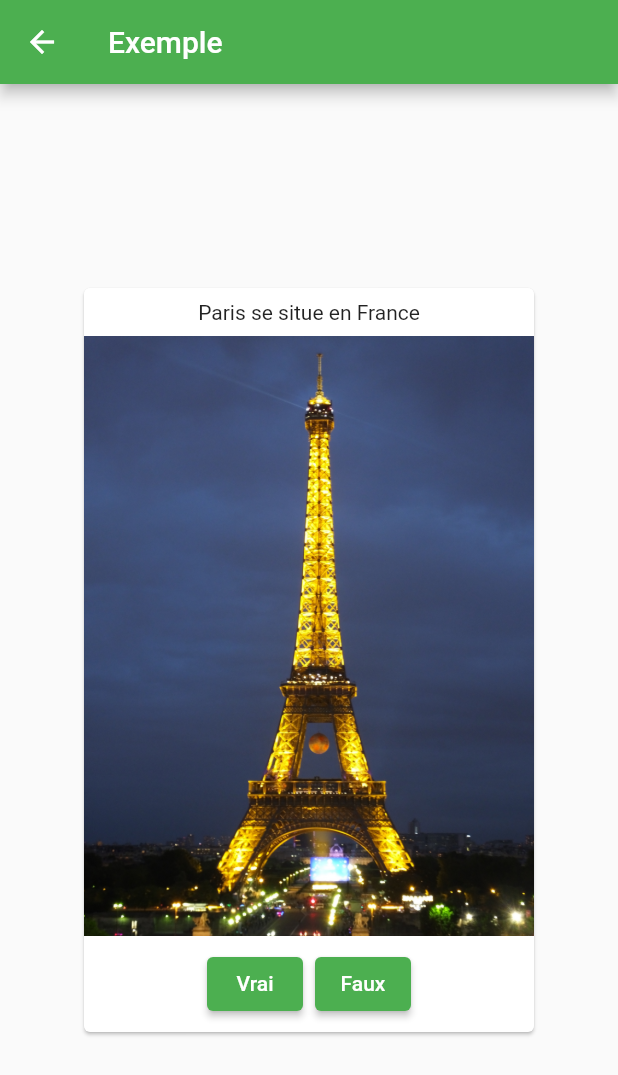
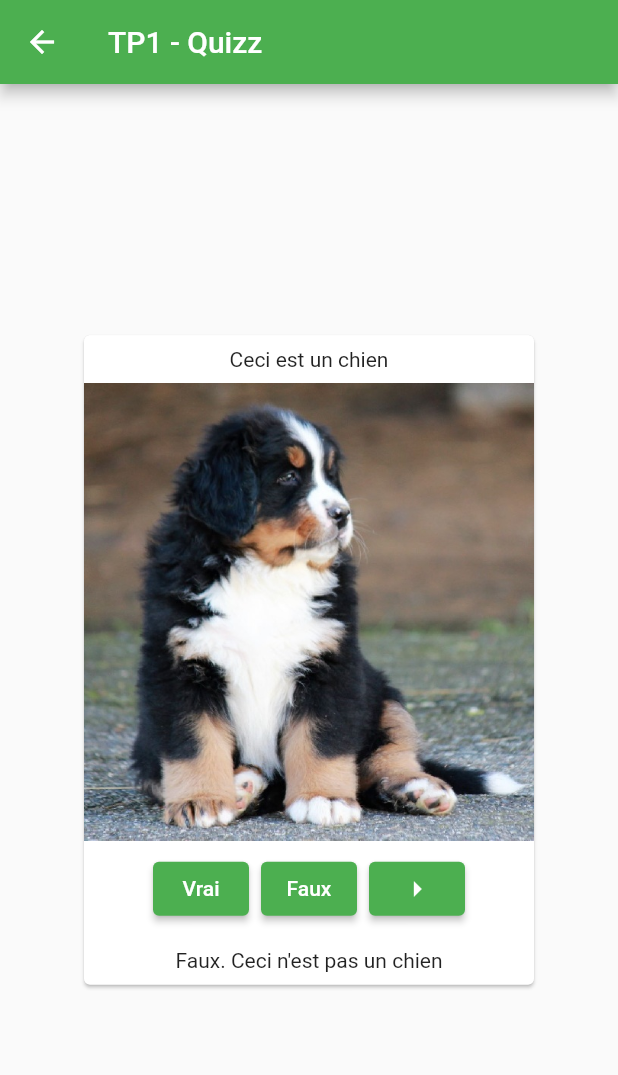
Before and after one commit to engel-arthur/flutter-tp1-interfaces-graphiques, a Flutter app: the QuizPage screen opened by its route, after a tap on "Vrai", after a tap on "Faux", on a phone screen of 412 x 824 dp. Shown: the top 1075 px of the screen. Run offline on Flutter 3.47's test engine with Material 2 defaults, Android fonts, the phone set to English and light mode, and no system bars; network calls fail.

Commit message:
Petites corrections, changement quiz

```diff
--- a/lib/main.dart
+++ b/lib/main.dart
@@ -1,7 +1,7 @@
 import 'package:flutter/material.dart';
 import 'package:tp1_interfaces_graphiques/exercise_selector.dart';
 import 'package:tp1_interfaces_graphiques/profile_card.dart';
-import 'package:tp1_interfaces_graphiques/quizz.dart';
+import 'package:tp1_interfaces_graphiques/quiz.dart';
 
 void main() {
   runApp(const MyApp());
@@ -22,7 +22,7 @@ class MyApp extends StatelessWidget {
       routes: {
         '/': (context) => const ExerciseSelectorPage(),
         '/profile_card': (context) =>
-            const ProfileCardPage(title: 'TP1 - Profile Card'),
+            const ProfileCardPage(),
         '/quiz': (context) => const QuizPage(),
       },
     );
--- a/lib/profile_card.dart
+++ b/lib/profile_card.dart
@@ -1,15 +1,13 @@
 import 'package:flutter/material.dart';
 
 class ProfileCardPage extends StatelessWidget {
-  final String title;
-
-  const ProfileCardPage({Key? key, required this.title}) : super(key: key);
+  const ProfileCardPage({Key? key}) : super(key: key);
 
   @override
   Widget build(BuildContext context) {
     return Scaffold(
       appBar: AppBar(
-        title: Text(title),
+        title: const Text('TP1 - Profile Card'),
       ),
       body: const Padding(
         padding: EdgeInsets.all(8.0),
--- a/lib/quizz.dart
+++ b/lib/quiz.dart
@@ -11,76 +11,92 @@ class _QuizPageState extends State<QuizPage> {
   final questions = [
     Question(
         urlImage: 'assets/images/doudou.jpg',
-        questionText: "Cette photo représente un chien",
-        isCorrect: true),
+        questionText: "Ceci est un chien",
+        isCorrect: false,
+        answerText: "Faux. Ceci n'est pas un chien"),
     Question(
         urlImage: 'assets/images/algebra.jpg',
         questionText: "2+2 font 5",
-        isCorrect: false),
+        isCorrect: true,
+        answerText:
+            "Vrai. En prenant en compte la marge d'erreur, 2+2 font 5."),
     Question(
         urlImage: 'assets/images/eiffel.jpeg',
         questionText: "Paris se situe en France",
-        isCorrect: true)
+        isCorrect: false,
+        answerText: "Faux. Paris Hilton réside en amérique.")
   ];
   int questionIndex = 0;
   int score = 0;
+  bool answered = false;
 
   @override
   Widget build(BuildContext context) {
     return Scaffold(
-        appBar: AppBar(title: const Text('Exemple')),
+        appBar: AppBar(title: const Text('TP1 - Quizz')),
         body: Column(
           mainAxisAlignment: MainAxisAlignment.center,
           children: [
-            Center(child: getNextWidget()),
+            Center(child: _getNextWidget()),
           ],
         ));
   }
 
-  void _onTrueFunction() {
-    if (questions[questionIndex].isCorrect) {
+  void _checkAnswer(bool answer) {
+    if (!answered && questions[questionIndex].isCorrect == answer) {
       setState(() {
         score++;
       });
     }
     setState(() {
-      questionIndex++;
+      answered = true;
     });
   }
 
-  void _onFalseFunction() {
-    if (!questions[questionIndex].isCorrect) {
+  void _incrementQuestionIndex() {
+    if(answered) {
       setState(() {
-        score++;
+        answered = false;
+        questionIndex++;
       });
     }
-    setState(() {
-      questionIndex++;
-    });
   }
 
-  Widget getNextWidget() {
+  Widget _getNextWidget() {
     if (questionIndex < questions.length) {
       return QuestionBox(
-          question: questions[questionIndex],
-          onTrueFunction: _onTrueFunction,
-          onFalseFunction: _onFalseFunction);
+        question: questions[questionIndex],
+        generateQuizElements: _generateQuizElements,
+      );
     } else {
-      return Results(score: score);
+      return ResultsBox(score: score);
     }
+  }
+
+  List<Widget> _generateQuizElements(Question question) {
+    List<Widget> widgets = [
+      PaddedText(text: question.questionText),
+      Image.asset(question.urlImage, width: 300),
+      QuizButtons(
+        checkAnswer: _checkAnswer,
+        incrementQuestionIndex: _incrementQuestionIndex,
+      )
+    ];
+    if(answered) {
+      widgets.add(PaddedText(text: question.answerText));
+    }
+    return widgets;
   }
 }
 
 class QuestionBox extends StatelessWidget {
   final Question question;
-  final Function onTrueFunction;
-  final Function onFalseFunction;
+  final Function generateQuizElements;
 
   const QuestionBox(
       {Key? key,
       required this.question,
-      required this.onTrueFunction,
-      required this.onFalseFunction})
+      required this.generateQuizElements})
       : super(key: key);
 
   @override
@@ -90,13 +106,7 @@ class QuestionBox extends StatelessWidget {
       children: [
         Card(
           child: Column(
-            children: [
-              QuestionText(question: question),
-              Image.asset(question.urlImage, width: 300),
-              TrueFalseButtons(
-                  onTrueFunction: onTrueFunction,
-                  onFalseFunction: onFalseFunction)
-            ],
+            children: generateQuizElements(question)
           ),
         ),
       ],
@@ -108,36 +118,40 @@ class Question {
   String urlImage;
   String questionText;
   bool isCorrect;
+  String answerText;
 
   Question(
       {required this.urlImage,
       required this.questionText,
-      required this.isCorrect});
+      required this.isCorrect,
+      required this.answerText});
 }
 
-class QuestionText extends StatelessWidget {
-  const QuestionText({
+class PaddedText extends StatelessWidget {
+  const PaddedText({
     Key? key,
-    required this.question,
+    required this.text,
   }) : super(key: key);
 
-  final Question question;
+  final String text;
 
   @override
   Widget build(BuildContext context) {
     return Padding(
       padding: const EdgeInsets.all(8.0),
-      child: Text(question.questionText),
+      child: Text(text),
     );
   }
 }
 
-class TrueFalseButtons extends StatelessWidget {
-  final Function onTrueFunction;
-  final Function onFalseFunction;
+class QuizButtons extends StatelessWidget {
+  final Function checkAnswer;
+  final Function incrementQuestionIndex;
 
-  const TrueFalseButtons(
-      {Key? key, required this.onTrueFunction, required this.onFalseFunction})
+  const QuizButtons(
+      {Key? key,
+      required this.checkAnswer,
+      required this.incrementQuestionIndex})
       : super(key: key);
 
   @override
@@ -147,25 +161,31 @@ class TrueFalseButtons extends StatelessWidget {
       children: [
         ElevatedButton(
           onPressed: () {
-            onTrueFunction();
+            checkAnswer(true);
           },
           child: const Text("Vrai"),
         ),
         ElevatedButton(
           onPressed: () {
-            onFalseFunction();
+            checkAnswer(false);
           },
           child: const Text("Faux"),
+        ),
+        ElevatedButton(
+          onPressed: () {
+            incrementQuestionIndex();
+          },
+          child: const Icon(Icons.arrow_right),
         )
       ],
     );
   }
 }
 
-class Results extends StatelessWidget {
+class ResultsBox extends StatelessWidget {
   final int score;
 
-  const Results({Key? key, required this.score}) : super(key: key);
+  const ResultsBox({Key? key, required this.score}) : super(key: key);
 
   @override
   Widget build(BuildContext context) {
```
